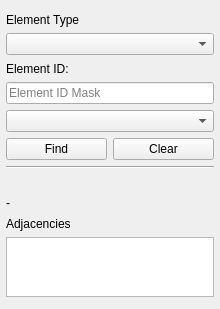
Old version of the form ui/qgisred_findElements_dock.ui in the repository Ingeniousware/QGISRed-BID.
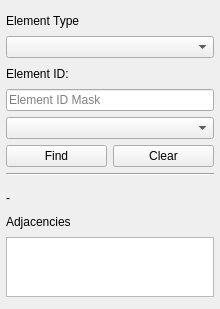
New version of the form. Custom widgets are drawn as their Qt base class.

Diff of the .ui file:
```diff
--- a/ui/qgisred_findElements_dock.ui
+++ b/ui/qgisred_findElements_dock.ui
@@ -130,20 +130,17 @@
      </widget>
     </item>
     <item>
-     <widget class="QLabel" name="emptyLabel">
-      <property name="enabled">
-       <bool>true</bool>
-      </property>
+     <widget class="QLabel" name="label">
       <property name="sizePolicy">
-       <sizepolicy hsizetype="Preferred" vsizetype="Minimum">
+       <sizepolicy hsizetype="Preferred" vsizetype="Fixed">
         <horstretch>0</horstretch>
         <verstretch>0</verstretch>
        </sizepolicy>
       </property>
-      <property name="minimumSize">
+      <property name="maximumSize">
        <size>
-        <width>0</width>
-        <height>7</height>
+        <width>16777215</width>
+        <height>1</height>
        </size>
       </property>
       <property name="text">
```
